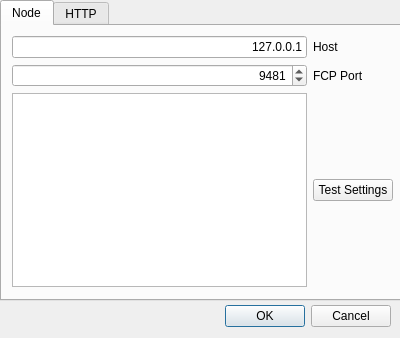
Qt form ui/SettingsDialog.ui (Ratchet/warren) before a commit.
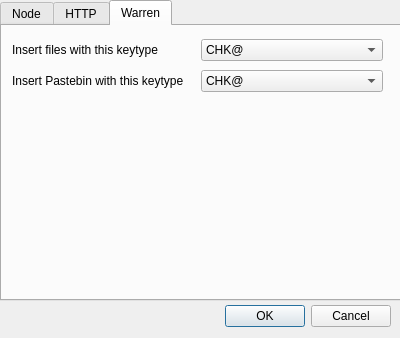
The same form after that commit. The open tabs and pages were chosen to show the change.

Commit message: Settings tab with insert key types

```diff
--- a/ui/SettingsDialog.ui
+++ b/ui/SettingsDialog.ui
@@ -189,6 +189,68 @@
      </layout>
     </widget>
    </widget>
+   <widget class="QWidget" name="warren_settings_tab">
+    <attribute name="title">
+     <string>Warren</string>
+    </attribute>
+    <widget class="QWidget" name="gridLayoutWidget_3">
+     <property name="geometry">
+      <rect>
+       <x>10</x>
+       <y>10</y>
+       <width>371</width>
+       <height>61</height>
+      </rect>
+     </property>
+     <layout class="QGridLayout" name="gridLayout_3">
+      <item row="0" column="0">
+       <widget class="QLabel" name="file_key_type_label">
+        <property name="text">
+         <string>Insert files with this keytype</string>
+        </property>
+       </widget>
+      </item>
+      <item row="1" column="0">
+       <widget class="QLabel" name="pastebin_key_type_label">
+        <property name="text">
+         <string>Insert Pastebin with this keytype</string>
+        </property>
+       </widget>
+      </item>
+      <item row="0" column="1">
+       <widget class="QComboBox" name="file_key_type_box">
+        <property name="layoutDirection">
+         <enum>Qt::LeftToRight</enum>
+        </property>
+        <item>
+         <property name="text">
+          <string>CHK@</string>
+         </property>
+        </item>
+        <item>
+         <property name="text">
+          <string>SSK@</string>
+         </property>
+        </item>
+       </widget>
+      </item>
+      <item row="1" column="1">
+       <widget class="QComboBox" name="pastebin_key_type_box">
+        <item>
+         <property name="text">
+          <string>CHK@</string>
+         </property>
+        </item>
+        <item>
+         <property name="text">
+          <string>SSK@</string>
+         </property>
+        </item>
+       </widget>
+      </item>
+     </layout>
+    </widget>
+   </widget>
   </widget>
  </widget>
  <resources/>
```
The commit also changes 2 other files.
